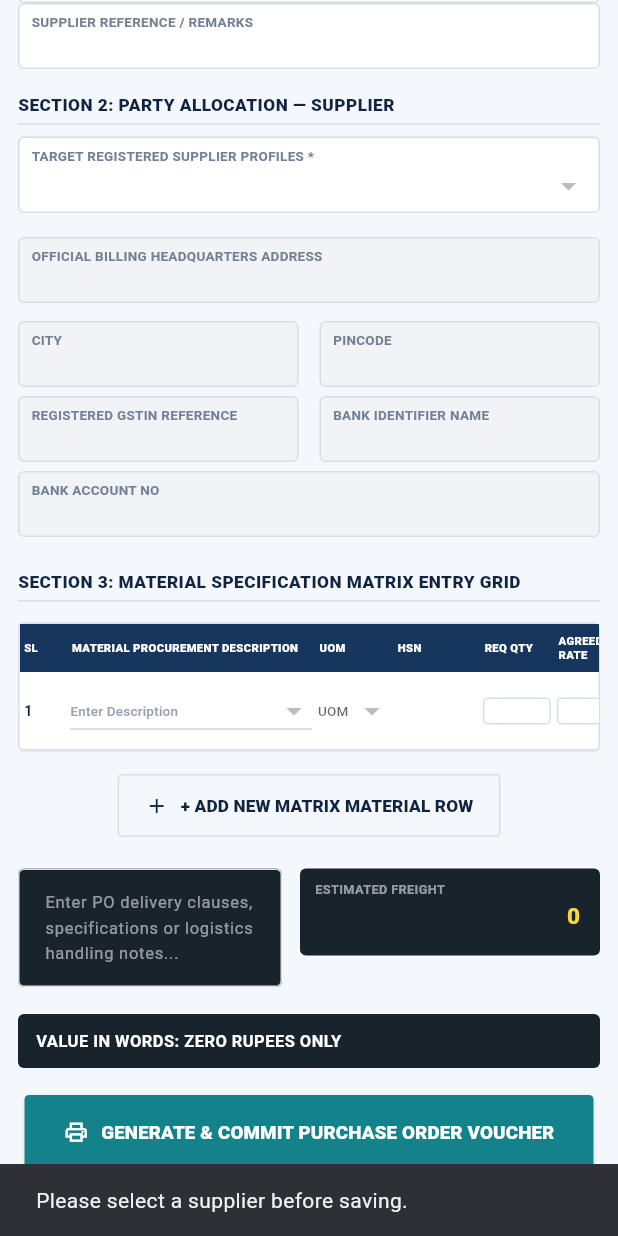
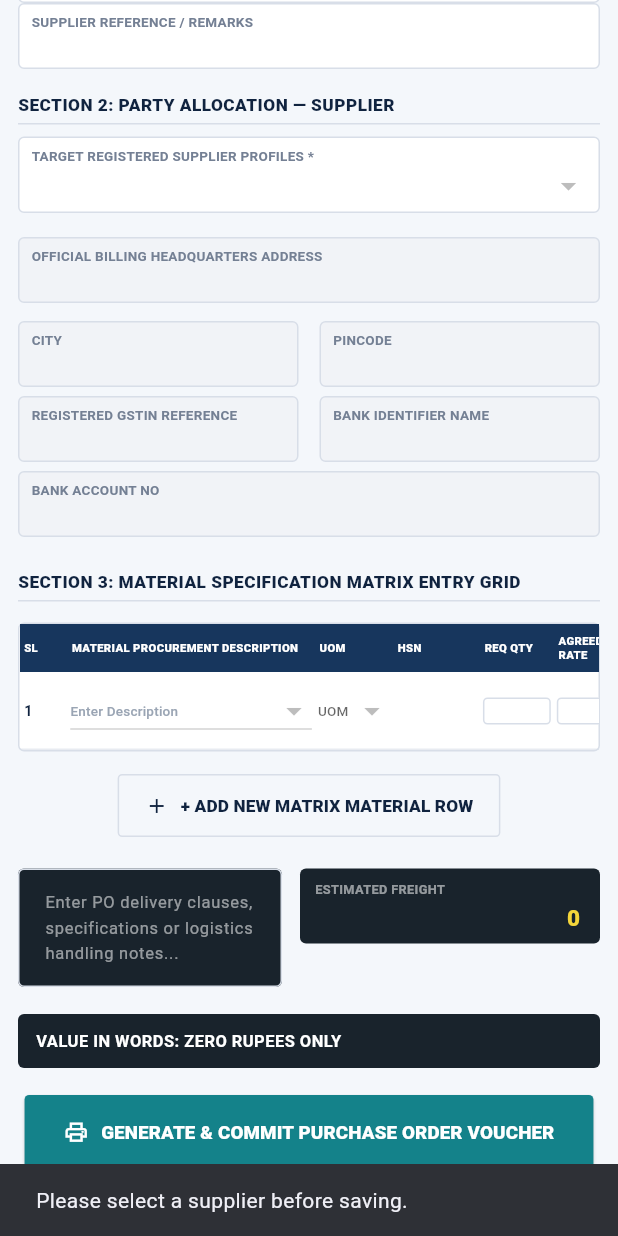
Before and after one commit to Vigneshwari116/ultra_enterprise, a Flutter app: the PurchaseOrderScreen widget shown alone on an empty page, opened directly, scrolled down 562 dp, after a tap on "GENERATE & COMMIT PURCHASE ORDER VOUCHER", on a phone screen of 412 x 824 dp. Run offline on Flutter 3.47's test engine with Material 3 defaults, Android fonts, the phone set to English and light mode, and no system bars; our stand-ins replace file_picker, pdf, printing, sqflite, sqflite_common_ffi; accounts and stored records are empty; network calls fail; Roboto replaces fonts that are missing (Arial); key blocks and very long unbroken strings in the code were emptied for the run.

Commit message:
Fix PO/PDF layout, supplier data, rates, and freight/FWD UI
- Remove fixed-height Expanded PDF layout that clipped PO/sales bodies
- Print two PO copies with terms/footer; map remarks and supplier fields
- Enrich PO print bundle with supplier master when API omits join fields
- Separate purchase vs sales catalog rates; coerce numeric API values
- Decouple save from PDF errors; improve freight/FWD charge field display

Co-authored-by: vigni2104 <vigni2104@gmail.com>

```diff
--- a/lib/screens/purchase_order_screen.dart
+++ b/lib/screens/purchase_order_screen.dart
@@ -294,9 +294,19 @@ class _PurchaseOrderScreenState extends State<PurchaseOrderScreen> {
   Future<void> saveAndPrint() async {
     final orderId = await _persistOrder();
     if (orderId == null) return;
+    try {
       await reprintPurchaseOrder(orderId);
       if (mounted) {
-      ScaffoldMessenger.of(context).showSnackBar(const SnackBar(content: Text('PURCHASE ORDER SAVED — PRINT DIALOG OPENED')));
+        ScaffoldMessenger.of(context).showSnackBar(
+          const SnackBar(content: Text('PURCHASE ORDER SAVED — PRINT DIALOG OPENED')),
+        );
+      }
+    } catch (e) {
+      if (mounted) {
+        ScaffoldMessenger.of(context).showSnackBar(
+          SnackBar(content: Text('PURCHASE ORDER SAVED, BUT PDF PRINTING FAILED: $e')),
+        );
+      }
     }
     await load();
     _resetForm();
@@ -684,18 +694,17 @@ class _PurchaseOrderScreenState extends State<PurchaseOrderScreen> {
                             const Text('ESTIMATED FREIGHT',
                                 style: TextStyle(color: Colors.white54, fontSize: 8.5, fontWeight: FontWeight.w700)),
                             const SizedBox(height: 4),
-                            SizedBox(
-                              height: 26,
-                              child: TextField(
+                            TextField(
                               controller: freight,
                               keyboardType: const TextInputType.numberWithOptions(decimal: true),
                               onChanged: (_) => setState(() {}),
                               textAlign: TextAlign.right,
                               textInputAction: TextInputAction.done,
+                              minLines: 1,
+                              maxLines: 1,
                               style: const TextStyle(
-                                    color: Color(0xFFF4D53A), fontWeight: FontWeight.w900, fontSize: 15, height: 1.1),
-                                decoration: enterpriseInsetInputDecoration(onDarkPanel: true),
-                              ),
+                                  color: Color(0xFFF4D53A), fontWeight: FontWeight.w900, fontSize: 15, height: 1.2),
+                              decoration: enterpriseInsetInputDecoration(onDarkPanel: true, multiline: true),
                             ),
                           ],
                         ),
--- a/lib/widgets/enterprise_form_fields.dart
+++ b/lib/widgets/enterprise_form_fields.dart
@@ -268,8 +268,10 @@ Widget enterpriseValueWordsFooter({
                 onChanged: onChargeChanged,
                 textAlign: TextAlign.right,
                 textInputAction: TextInputAction.done,
-                style: const TextStyle(color: Color(0xFFF4D53A), fontWeight: FontWeight.w900, fontSize: 15, height: 1.1),
-                decoration: enterpriseInsetInputDecoration(onDarkPanel: true),
+                minLines: 1,
+                maxLines: 1,
+                style: const TextStyle(color: Color(0xFFF4D53A), fontWeight: FontWeight.w900, fontSize: 15, height: 1.2),
+                decoration: enterpriseInsetInputDecoration(onDarkPanel: true, multiline: true),
               ),
             ],
           ),
```
Also changed, not shown: lib/screens/purchase_voucher_screen.dart (+5 -5 lines), lib/screens/sales_invoice_screen.dart (+8 -0 lines), lib/services/ultra_repository.dart (+44 -4 lines), lib/widgets/invoice.dart (+12 -9 lines), lib/widgets/purchase_order_document.dart (+10 -7 lines), lib/widgets/transaction_line_math.dart (+39 -8 lines). Lines whose indentation alone changed are shown as unchanged.
